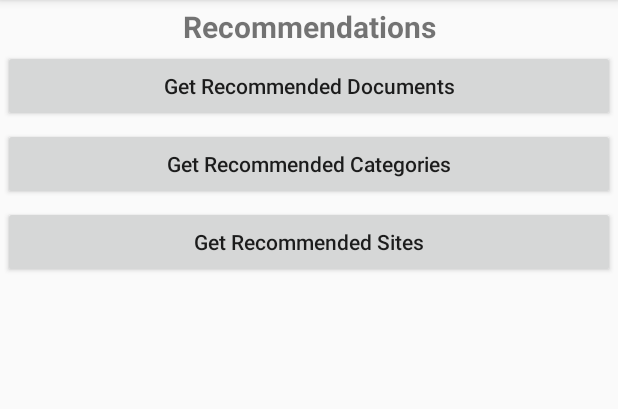
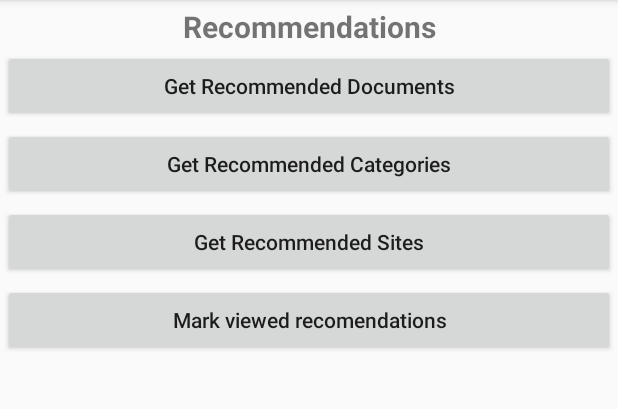
Before and after one commit to Ray33/mobitech_content_sdk_demo, an Android app: the screen it shows after launch (MainActivity), after a tap on "Recommendations", on a phone screen of 412 x 824 dp, the part 84-493 px from its top. Run offline under Robolectric (Android 15) with nearby library versions, the phone set to English and light mode, and no system bars; our stand-ins replace AdMob; 3 statements that could not run were skipped; 1 other tap on this screen came first.

```diff
--- a/content_demo/src/main/java/io/mobitech/contentdemo/fragments/EntitiesContainerFragment.java
+++ b/content_demo/src/main/java/io/mobitech/contentdemo/fragments/EntitiesContainerFragment.java
@@ -84,7 +84,7 @@ public class EntitiesContainerFragment extends Fragment {
                 }
                 mEntitiesResult.setText(Html.fromHtml(txt));
             }
-        }, 0, 0);
+        }, 2000, 0);
 
     }
 
@@ -99,7 +99,7 @@ public class EntitiesContainerFragment extends Fragment {
                 }
                 mEntitiesResult.setText(Html.fromHtml(txt));
             }
-        }, 0, 0);
+        }, 2000, 0);
     }
 
 }
--- a/content_demo/src/main/java/io/mobitech/contentdemo/fragments/InterestsDocumentsContainerFragment.java
+++ b/content_demo/src/main/java/io/mobitech/contentdemo/fragments/InterestsDocumentsContainerFragment.java
@@ -173,7 +173,7 @@ public class InterestsDocumentsContainerFragment extends Fragment {
         };
 
         //get list of possible recommended documents to user
-        RecommendationServices.getDocuments(getContext(), documentsCallback);
+        RecommendationServices.getDocuments(getContext(),null, documentsCallback);
     }
 
 
--- a/content_demo/src/main/java/io/mobitech/contentdemo/fragments/RecommendationsContainerFragment.java
+++ b/content_demo/src/main/java/io/mobitech/contentdemo/fragments/RecommendationsContainerFragment.java
@@ -8,27 +8,36 @@
 
 package io.mobitech.contentdemo.fragments;
 
+import android.os.AsyncTask;
 import android.os.Bundle;
 import android.support.v4.app.Fragment;
 import android.text.Html;
+import android.util.Log;
 import android.view.LayoutInflater;
 import android.view.View;
 import android.view.ViewGroup;
 import android.widget.Button;
 import android.widget.TextView;
 
+import java.util.ArrayList;
+import java.util.HashMap;
 import java.util.List;
 
+import io.mobitech.content.model.AbsJson;
+import io.mobitech.content.model.sphere.AbExecutable;
 import io.mobitech.content.model.sphere.callbacks.ICategoriesCallback;
 import io.mobitech.content.model.sphere.callbacks.IDocumentsCallback;
 import io.mobitech.content.model.sphere.callbacks.ISitesCallback;
 import io.mobitech.content.model.sphere.categories.Categories;
 import io.mobitech.content.model.sphere.categories.Category;
+import io.mobitech.content.model.sphere.documents.Document;
 import io.mobitech.content.model.sphere.documents.Documents;
 import io.mobitech.content.model.sphere.documents.Item;
 import io.mobitech.content.model.sphere.sites.Site;
 import io.mobitech.content.model.sphere.sites.SitesResponse;
 import io.mobitech.content.services.RecommendationServices;
+import io.mobitech.content.tasks.NetworkTaskGet;
+import io.mobitech.content.utils.StringUtils2;
 import io.mobitech.contentdemo.R;
 
 
@@ -36,6 +45,12 @@ public class RecommendationsContainerFragment extends Fragment {
 
 
     TextView mRecommendationResult;
+    private static String reportedViewedUrl = "";
+    private static String lastContextId = null;
+    static HashMap<String,String> mDocumentIdContext = new HashMap<>();
+    static HashMap<String,Document> mDocumentIdDocument = new HashMap<>();
+    static List<Document> mDdocuments = new ArrayList<>();
+    String duplicates = "";
 
     public RecommendationsContainerFragment() {
         // Required empty public constructor
@@ -51,6 +66,7 @@ public class RecommendationsContainerFragment extends Fragment {
     @Override
     public View onCreateView(LayoutInflater inflater, ViewGroup container,
                              Bundle savedInstanceState) {
+        newResults = false;
         // Inflate the layout for this fragment
         View view = inflater.inflate(R.layout.fragment_recomendations, container, false);
 
@@ -81,24 +97,48 @@ public class RecommendationsContainerFragment extends Fragment {
                 getSites();
             }
         });
+
+        //Set recommendations as viewed
+        Button getImpressionRecommendationsBtn = (Button) view.findViewById(R.id.recommendations_impression);
+        getImpressionRecommendationsBtn.setOnClickListener(new View.OnClickListener() {
+            @Override
+            public void onClick(View v) {
+                setRecommendationsImpression();
+            }
+        });
+
         return view;
     }
 
 
+
+    String prevTxt = "";
+    boolean newResults = false;
+    long sec = 0;
     //Get document recommendation for user
     private void getDocuments() {
-        RecommendationServices.getDocuments(getContext(), new IDocumentsCallback() {
+
+
+
+        if (!newResults){
+            sec += 1000;
+            RecommendationServices.getDocuments(getContext(),lastContextId, new IDocumentsCallback() {
                 @Override
                 public void execute(List<Documents> documents) {
+                    Log.d("mobitech", "Got new documents ");
                     for (Documents d : documents){
                         String txt = "Got " + d.getItems().size() + " recommended documents  for the user<br/><br/>";
                         for (Item item : d.getItems()){
-                        txt += item.toString() + "<br/>";
+                            txt += " ** " + item.getDocument().getTitle() + "<br/>";//toString()
                         }
                         mRecommendationResult.setText(Html.fromHtml(txt));
+                        newResults = prevTxt.equals(txt);
+                        prevTxt = txt;
+
                     }
                 }
             });
+        }
     }
 
     //Get category recommendation for user
@@ -136,5 +176,23 @@ public class RecommendationsContainerFragment extends Fragment {
         });
     }
 
+    private void setRecommendationsImpression() {
+        Log.d("mobitech","Call impression: " + StringUtils2.replace(reportedViewedUrl,"https","http"));
+        if (!reportedViewedUrl.isEmpty()){
+            AbExecutable executable = new AbExecutable() {
+                @Override
+                public String getUrl() {
+                    return StringUtils2.replace(reportedViewedUrl,"https","http");
+                }
+
+                @Override
+                public AbsJson parseFromJson(String jsonStr) {
+                    return null;
+                }
+            };
+            new NetworkTaskGet(getContext(), null, executable).executeOnExecutor(AsyncTask.THREAD_POOL_EXECUTOR);
+        }
+    }
+
 
 }
--- a/content_demo/src/main/res/layout/fragment_recomendations.xml
+++ b/content_demo/src/main/res/layout/fragment_recomendations.xml
@@ -47,7 +47,13 @@
             android:layout_margin="2dp"
             android:text="Get Recommended Sites"
             android:textAllCaps="false"/>
-
+        <Button
+            android:id="@+id/recommendations_impression"
+            android:layout_width="match_parent"
+            android:layout_height="wrap_content"
+            android:layout_margin="2dp"
+            android:text="Mark viewed recomendations"
+            android:textAllCaps="false"/>
         <ScrollView
             android:layout_width="match_parent"
             android:layout_height="match_parent"
```
Also changed, not shown: content_demo/build.gradle (+4 -4 lines), content_demo/src/main/res/layout/fragment_entities.xml (+8 -3 lines). Lines whose indentation alone changed are shown as unchanged.
